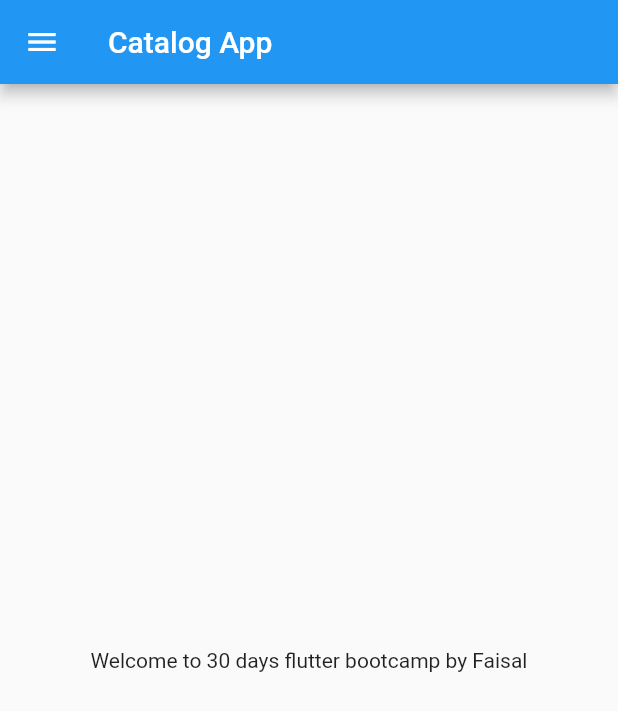
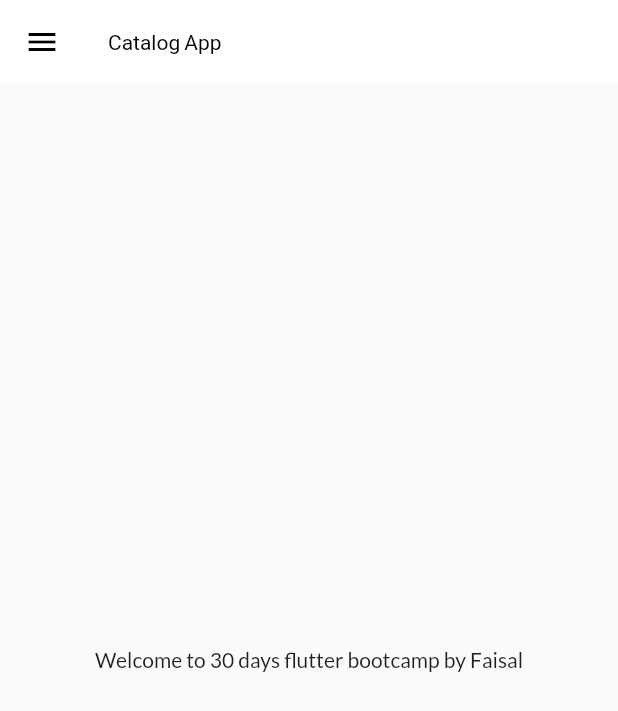
Before and after one commit to faisalmoinuddin99/30DaysOfFlutter, a Flutter app: the screen it shows after launch, on a phone screen of 412 x 824 dp. Shown: the top 711 px of the screen. Run offline on Flutter 3.47's test engine with Material 2 defaults, Android fonts, the phone set to English and light mode, and no system bars; our stand-ins replace google_fonts.

Commit message:
Theme Extracted

```diff
--- a/lib/main.dart
+++ b/lib/main.dart
@@ -1,8 +1,9 @@
 import 'package:first_app/utils/routes.dart';
+import 'package:first_app/widgets/themes.dart';
 import 'package:flutter/material.dart';
 import 'pages/home_page.dart';
 import 'pages/login_page.dart';
-import 'package:google_fonts/google_fonts.dart';
+
 
 void main() {
   runApp(MyApp());
@@ -20,17 +21,13 @@ class MyApp extends StatelessWidget {
 
     bringingVegetables(thaila: true);
 
+
     return MaterialApp(
       // home: HomePage(),
+      themeMode: ThemeMode.light,
+      theme: MyTheme.lightTheme(context),
+      darkTheme: MyTheme.darkTheme(context),
       debugShowCheckedModeBanner: false,
-      themeMode: ThemeMode.dark,
-      theme: ThemeData(
-          primarySwatch: Colors.deepPurple,
-          fontFamily: GoogleFonts.lato().fontFamily),
-      darkTheme: ThemeData(
-        brightness: Brightness.light,
-        // primarySwatch: Colors.red
-      ),
       initialRoute: MyRoutes.homeRoute,
       routes: {
         "/": (context) => const LoginPage(),
--- a/lib/pages/home_page.dart
+++ b/lib/pages/home_page.dart
@@ -12,7 +12,7 @@ class HomePage extends StatelessWidget {
 
     return Scaffold(
       appBar: AppBar(
-        title: Text("Catalog App"),
+       title: const Text("Catalog App"),
       ),
       body: Center(
         child: Center(
--- /dev/null
+++ b/lib/widgets/themes.dart
@@ -0,0 +1,19 @@
+import 'package:flutter/material.dart';
+import 'package:google_fonts/google_fonts.dart';
+
+class MyTheme {
+  static ThemeData lightTheme(BuildContext context) => ThemeData(
+        primarySwatch: Colors.deepPurple,
+        fontFamily: GoogleFonts.lato().fontFamily,
+        appBarTheme: const AppBarTheme(
+          color: Colors.white,
+          elevation: 0.0,
+          iconTheme: IconThemeData(color: Colors.black),
+          titleTextStyle: TextStyle(color: Colors.black)
+        ),
+      );
+
+  static ThemeData darkTheme(BuildContext context) => ThemeData(
+        brightness: Brightness.dark,
+      );
+}
```
